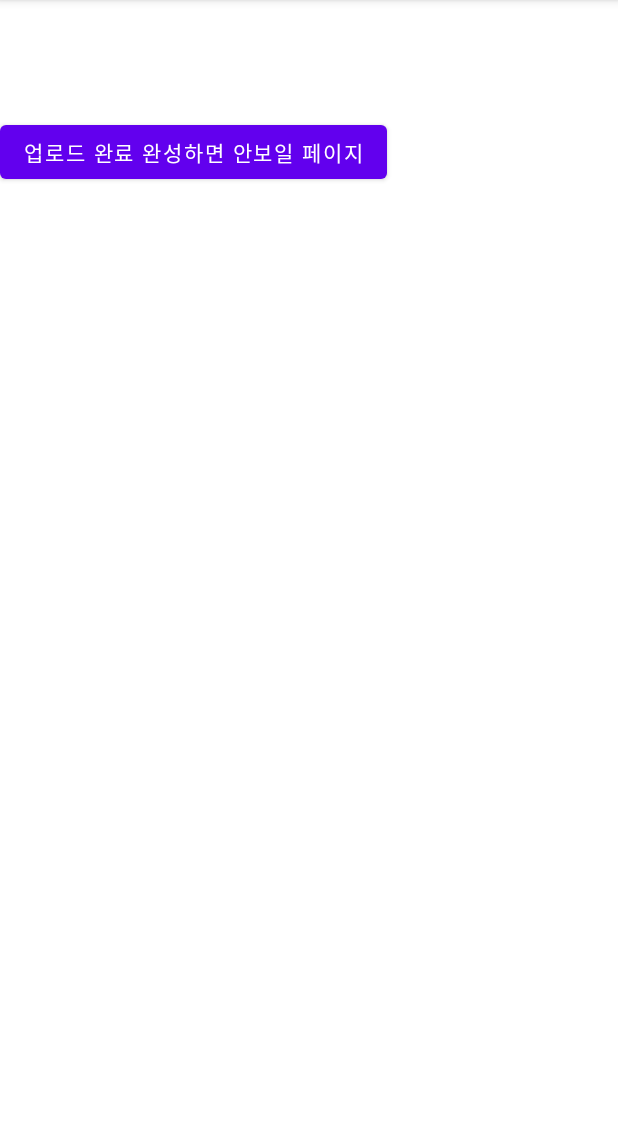
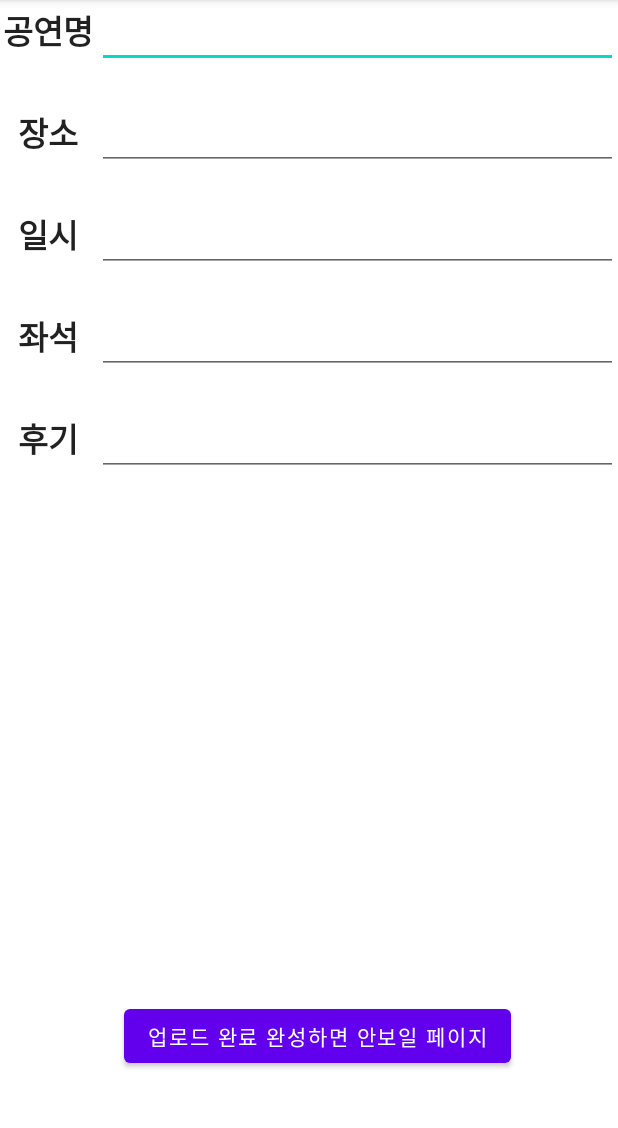
Before and after one commit to hjuujh/mytip, an Android app: the UploadActivity screen opened directly, with no data from a screen before it, on a phone screen of 412 x 824 dp, the part 84-1212 px from its top. Run offline under Robolectric (Android 15) with nearby library versions, the phone set to English and light mode, and no system bars; our stand-ins replace Firebase (no records; nobody signed in at launch, a user with empty details on screens opened directly).

Commit message:
수정-1

```diff
--- a/app/src/main/java/com/example/mytip/TicketActivity.java
+++ b/app/src/main/java/com/example/mytip/TicketActivity.java
@@ -2,6 +2,8 @@ package com.example.mytip;
 
 import androidx.appcompat.app.AppCompatActivity;
 
+import android.content.ContentResolver;
+import android.content.ContentValues;
 import android.content.Context;
 import android.graphics.Matrix;
 import android.os.Bundle;
@@ -53,6 +55,7 @@ import org.w3c.dom.Text;
 import java.io.ByteArrayOutputStream;
 import java.io.File;
 import java.io.IOException;
+import java.io.OutputStream;
 import java.lang.ref.WeakReference;
 import java.text.SimpleDateFormat;
 import java.util.ArrayList;
@@ -122,7 +125,11 @@ public class TicketActivity extends AppCompatActivity {
                     intent.putExtra("place", place);
                     intent.putExtra("date", date);
                     intent.putExtra("seat", seating);
-                    imgUri = getImageUri(getApplicationContext(),bitmap);
+                    try {
+                        imgUri = getImgUri(getApplicationContext(),bitmap,Bitmap.CompressFormat.JPEG);
+                    } catch (IOException e) {
+                        e.printStackTrace();
+                    }
                     imgUpload();
                     startActivity(intent);
                 }
@@ -246,7 +253,7 @@ public class TicketActivity extends AppCompatActivity {
 
     public void resizeClick(View view) {
         try {
-            imgUri = getImageUri(getApplicationContext(),bitmap);
+            imgUri = getImgUri(getApplicationContext(),bitmap, Bitmap.CompressFormat.JPEG);
             Intent intent = new Intent("com.android.camera.action.CROP");
             intent.setType("image/*");
             intent.setData(imgUri);
@@ -261,16 +268,75 @@ public class TicketActivity extends AppCompatActivity {
             startActivityForResult(intent, 0);
             next=true;
 
-        } catch (NullPointerException e) {
+        } catch (NullPointerException | IOException e) {
             Toast.makeText(this, "이미지를 먼저 불러와 주세요", Toast.LENGTH_SHORT).show();
         }
     }
 
-    private Uri getImageUri(Context context, Bitmap inImage) {
-        ByteArrayOutputStream bytes = new ByteArrayOutputStream();
-        inImage.compress(Bitmap.CompressFormat.JPEG, 100, bytes);
-        String path = MediaStore.Images.Media.insertImage(context.getContentResolver(), inImage, "Title", null);
-        return Uri.parse(path);
+
+//    private Uri getImageUri(Context context, Bitmap inImage) {
+//        ByteArrayOutputStream bytes = new ByteArrayOutputStream();
+//        inImage.compress(Bitmap.CompressFormat.JPEG, 100, bytes);
+//        String path = MediaStore.Images.Media.insertImage(context.getContentResolver(), inImage, "Title", null);
+//        return Uri.parse(path);
+//    }
+
+    @NonNull
+    private Uri getImgUri(@NonNull final Context context, @NonNull final Bitmap bitmap,
+                           @NonNull final Bitmap.CompressFormat format
+    ) throws IOException
+    {
+        String relativeLocation = Environment.DIRECTORY_PICTURES;
+
+        final ContentValues contentValues = new ContentValues();
+        contentValues.put(MediaStore.MediaColumns.RELATIVE_PATH, relativeLocation);
+
+        final ContentResolver resolver = context.getContentResolver();
+
+        OutputStream stream = null;
+        Uri uri = null;
+
+        try
+        {
+            final Uri contentUri = MediaStore.Images.Media.EXTERNAL_CONTENT_URI;
+            uri = resolver.insert(contentUri, contentValues);
+
+            if (uri == null)
+            {
+                throw new IOException("Failed to create new MediaStore record.");
+            }
+
+            stream = resolver.openOutputStream(uri);
+
+            if (stream == null)
+            {
+                throw new IOException("Failed to get output stream.");
+            }
+
+            if (bitmap.compress(format, 95, stream) == false)
+            {
+                throw new IOException("Failed to save bitmap.");
+            }
+
+            return uri;
+        }
+        catch (IOException e)
+        {
+            if (uri != null)
+            {
+                // Don't leave an orphan entry in the MediaStore
+                resolver.delete(uri, null, null);
+            }
+
+            throw e;
+        }
+        finally
+        {
+            if (stream != null)
+            {
+                stream.close();
+            }
+        }
     }
 
     public void textClick(View view) {
--- a/app/src/main/java/com/example/mytip/UploadActivity.java
+++ b/app/src/main/java/com/example/mytip/UploadActivity.java
@@ -4,16 +4,19 @@ import androidx.annotation.NonNull;
 import androidx.appcompat.app.AppCompatActivity;
 
 import android.content.Intent;
-import android.net.Uri;
 import android.os.Bundle;
 import android.util.Log;
+import android.view.LayoutInflater;
 import android.view.View;
+import android.view.ViewGroup;
+import android.widget.BaseAdapter;
 import android.widget.Button;
+import android.widget.EditText;
+import android.widget.ListView;
 import android.widget.TextView;
 
 import com.google.android.gms.tasks.OnFailureListener;
 import com.google.android.gms.tasks.OnSuccessListener;
-import com.google.android.gms.tasks.Task;
 import com.google.firebase.auth.FirebaseAuth;
 import com.google.firebase.auth.FirebaseUser;
 import com.google.firebase.firestore.FirebaseFirestore;
@@ -26,11 +29,12 @@ import java.util.HashMap;
 import java.util.Map;
 
 public class UploadActivity extends AppCompatActivity {
-    private TextView ttitle, tplace, tdate, tseat;
+    private TextView ttitle, tplace, tdate, tseat, treview;
     private String uid, title, place, date, seat, review, img;
     private Button btn;
     private FirebaseAuth firebaseAuth;
     private Map<String, Object> data;
+
 
     @Override
     protected void onCreate(Bundle savedInstanceState) {
@@ -44,7 +48,12 @@ public class UploadActivity extends AppCompatActivity {
         place = getIntent().getStringExtra("place");
         date = getIntent().getStringExtra("date");
         seat = getIntent().getStringExtra("seat");
+        review = "";
 
+        onClick();
+    }
+
+    private void onClick(){
         ttitle = findViewById(R.id.title);
         ttitle.setText(title);
         tplace = findViewById(R.id.place);
@@ -53,17 +62,27 @@ public class UploadActivity extends AppCompatActivity {
         tdate.setText(date);
         tseat = findViewById(R.id.seat);
         tseat.setText(seat);
+        treview = findViewById(R.id.review);
+        treview.setText(review);
         btn = findViewById(R.id.btn);
-
-        dataSet();
-        urlSet();
-        upLoad();
 
         btn.setOnClickListener(new View.OnClickListener() {
             @Override
             public void onClick(View view) {
+
+                title=ttitle.getText().toString();
+                place=tplace.getText().toString();
+                date=tdate.getText().toString();
+                seat=tseat.getText().toString();
+                review = treview.getText().toString();
+
+                dataSet();
+                urlSet();
+                upLoad();
+
+
                 Intent intent = new Intent(getApplicationContext(),ReviewListActivity.class);
-//                intent.putExtra("id",uid);
+                intent.putExtra("id",uid);
                 startActivity(intent);
             }
         });
@@ -84,7 +103,7 @@ public class UploadActivity extends AppCompatActivity {
 
     private void dataSet() {
         data = new HashMap<>();
-        review = "후기후기후기후기";
+        //review = "후기후기후기후기";
         long now = System.currentTimeMillis();
         Date d = new Date(now);
         SimpleDateFormat mFormat = new SimpleDateFormat("yyyy/MM/dd HH:mm:ss");
@@ -100,7 +119,7 @@ public class UploadActivity extends AppCompatActivity {
         data.put("seat", seat);
         data.put("place", place);
         data.put("time", time);
-        data.put("show", true);
+        data.put("show",true);
     }
 
     private void upLoad() {
--- a/app/src/main/res/layout/activity_upload.xml
+++ b/app/src/main/res/layout/activity_upload.xml
@@ -1,32 +1,60 @@
 <?xml version="1.0" encoding="utf-8"?>
-<LinearLayout xmlns:android="http://schemas.android.com/apk/res/android"
+<RelativeLayout xmlns:android="http://schemas.android.com/apk/res/android"
     xmlns:app="http://schemas.android.com/apk/res-auto"
     xmlns:tools="http://schemas.android.com/tools"
     android:layout_width="match_parent"
     android:layout_height="match_parent"
-    android:orientation="vertical"
     tools:context=".UploadActivity">
 
-    <TextView
-        android:id="@+id/title"
-        android:layout_width="wrap_content"
-        android:layout_height="wrap_content"/>
-    <TextView
-        android:id="@+id/place"
-        android:layout_width="wrap_content"
-        android:layout_height="wrap_content"/>
-    <TextView
-        android:id="@+id/date"
-        android:layout_width="wrap_content"
-        android:layout_height="wrap_content"/>
-    <TextView
-        android:id="@+id/seat"
-        android:layout_width="wrap_content"
-        android:layout_height="wrap_content"/>
+    <include
+        layout="@layout/modify_list"
+        android:layout_width="match_parent"
+        android:layout_height="339dp" />
+
     <Button
         android:id="@+id/btn"
         android:layout_width="wrap_content"
         android:layout_height="wrap_content"
-        android:text="업로드 완료 완성하면 안보일 페이지"/>
+        android:layout_alignParentEnd="true"
+        android:layout_alignParentRight="true"
+        android:layout_alignParentBottom="true"
+        android:layout_marginEnd="71dp"
+        android:layout_marginRight="71dp"
+        android:layout_marginBottom="53dp"
+        android:text="업로드 완료 완성하면 안보일 페이지" />
 
-</LinearLayout>
+    <!--    <LinearLayout-->
+    <!--        android:layout_width="410dp"-->
+    <!--        android:layout_height="24dp"-->
+    <!--        android:layout_above="@+id/btn"-->
+    <!--        android:layout_alignEnd="@+id/btn"-->
+    <!--        android:layout_alignRight="@+id/btn"-->
+    <!--        android:layout_marginEnd="-77dp"-->
+    <!--        android:layout_marginRight="-77dp"-->
+    <!--        android:layout_marginBottom="30dp"-->
+    <!--        android:orientation="vertical"-->
+    <!--        tools:context=".UploadActivity">-->
+
+    <!--        <TextView-->
+    <!--            android:id="@+id/title"-->
+    <!--            android:layout_width="wrap_content"-->
+    <!--            android:layout_height="wrap_content" />-->
+
+    <!--        <TextView-->
+    <!--            android:id="@+id/place"-->
+    <!--            android:layout_width="wrap_content"-->
+    <!--            android:layout_height="wrap_content" />-->
+
+    <!--        <TextView-->
+    <!--            android:id="@+id/date"-->
+    <!--            android:layout_width="wrap_content"-->
+    <!--            android:layout_height="wrap_content" />-->
+
+    <!--        <TextView-->
+    <!--            android:id="@+id/seat"-->
+    <!--            android:layout_width="wrap_content"-->
+    <!--            android:layout_height="wrap_content" />-->
+
+    <!--    </LinearLayout>-->
+
+</RelativeLayout>
--- /dev/null
+++ b/app/src/main/res/layout/modify_list.xml
@@ -0,0 +1,146 @@
+<?xml version="1.0" encoding="utf-8"?>
+<LinearLayout xmlns:android="http://schemas.android.com/apk/res/android"
+    android:layout_width="match_parent"
+    android:layout_height="match_parent"
+    android:orientation="vertical">
+
+    <LinearLayout
+        android:layout_width="match_parent"
+        android:layout_height="match_parent"
+        android:layout_weight="1"
+        android:orientation="horizontal">
+
+        <TextView
+            android:id="@+id/text1"
+            android:layout_width="50dp"
+            android:layout_height="wrap_content"
+            android:layout_weight="1"
+            android:gravity="center"
+            android:text="공연명"
+            android:textAppearance="@style/TextAppearance.AppCompat.Large"
+            android:textStyle="bold" />
+
+        <EditText
+            android:id="@+id/title"
+            style="@style/ShapeAppearance.MaterialComponents.LargeComponent"
+            android:layout_width="wrap_content"
+            android:layout_height="wrap_content"
+            android:layout_weight="9"
+            android:ems="10"
+            android:gravity="start|top"
+            android:inputType="textMultiLine" />
+
+    </LinearLayout>
+
+    <LinearLayout
+        android:layout_width="match_parent"
+        android:layout_height="match_parent"
+        android:layout_weight="1"
+        android:orientation="horizontal">
+
+        <TextView
+            android:id="@+id/text2"
+            android:layout_width="50dp"
+            android:layout_height="wrap_content"
+            android:layout_weight="1"
+            android:gravity="center"
+            android:text="장소"
+            android:textAppearance="@style/TextAppearance.AppCompat.Large"
+            android:textStyle="bold" />
+
+        <EditText
+            android:id="@+id/place"
+            style="@style/ShapeAppearance.MaterialComponents.LargeComponent"
+            android:layout_width="wrap_content"
+            android:layout_height="wrap_content"
+            android:layout_weight="9"
+            android:ems="10"
+            android:gravity="start|top"
+            android:inputType="textMultiLine" />
+
+    </LinearLayout>
+
+    <LinearLayout
+        android:layout_width="match_parent"
+        android:layout_height="match_parent"
+        android:layout_weight="1"
+        android:orientation="horizontal">
+
+        <TextView
+            android:id="@+id/text3"
+            android:layout_width="50dp"
+            android:layout_height="wrap_content"
+            android:layout_weight="1"
+            android:gravity="center"
+            android:text="일시"
+            android:textAppearance="@style/TextAppearance.AppCompat.Large"
+            android:textStyle="bold" />
+
+        <EditText
+            android:id="@+id/date"
+            style="@style/ShapeAppearance.MaterialComponents.LargeComponent"
+            android:layout_width="wrap_content"
+            android:layout_height="wrap_content"
+            android:layout_weight="9"
+            android:ems="10"
+            android:gravity="start|top"
+            android:inputType="textMultiLine" />
+
+    </LinearLayout>
+    <LinearLayout
+        android:layout_width="match_parent"
+        android:layout_height="match_parent"
+        android:layout_weight="1"
+        android:orientation="horizontal">
+
+        <TextView
+            android:id="@+id/text4"
+            android:layout_width="50dp"
+            android:layout_height="wrap_content"
+            android:layout_weight="1"
+            android:gravity="center"
+            android:text="좌석"
+            android:textAppearance="@style/TextAppearance.AppCompat.Large"
+            android:textStyle="bold" />
+
+        <EditText
+            android:id="@+id/seat"
+            style="@style/ShapeAppearance.MaterialComponents.LargeComponent"
+            android:layout_width="wrap_content"
+            android:layout_height="wrap_content"
+            android:layout_weight="9"
+            android:ems="10"
+            android:gravity="start|top"
+            android:inputType="textMultiLine" />
+
+    </LinearLayout>
+
+    <LinearLayout
+        android:layout_width="match_parent"
+        android:layout_height="match_parent"
+        android:layout_weight="1"
+        android:orientation="horizontal">
+
+        <TextView
+            android:id="@+id/text5"
+            android:layout_width="50dp"
+            android:layout_height="wrap_content"
+            android:layout_weight="1"
+            android:gravity="center"
+            android:text="후기"
+            android:textAppearance="@style/TextAppearance.AppCompat.Large"
+            android:textStyle="bold" />
+
+        <EditText
+            android:id="@+id/review"
+            style="@style/ShapeAppearance.MaterialComponents.LargeComponent"
+            android:layout_width="wrap_content"
+            android:layout_height="wrap_content"
+            android:layout_weight="9"
+            android:ems="10"
+            android:gravity="start|top"
+            android:inputType="textMultiLine" />
+
+    </LinearLayout>
+
+</LinearLayout>
```
